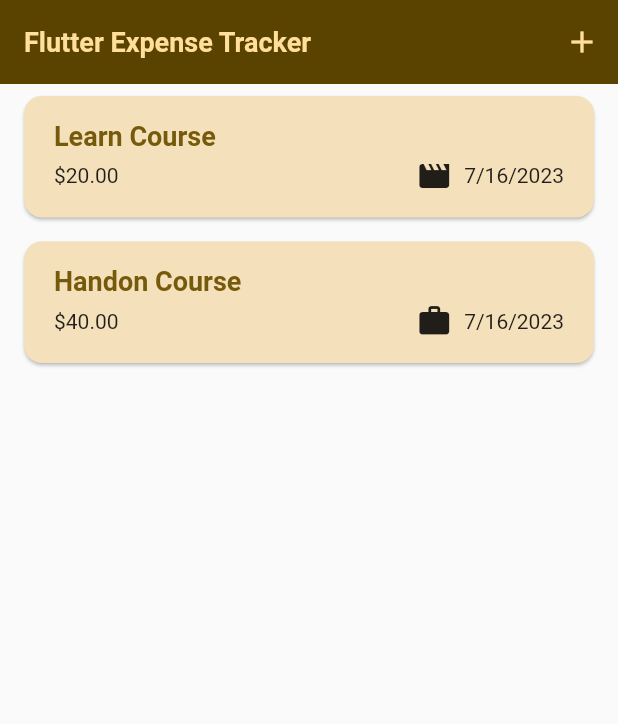
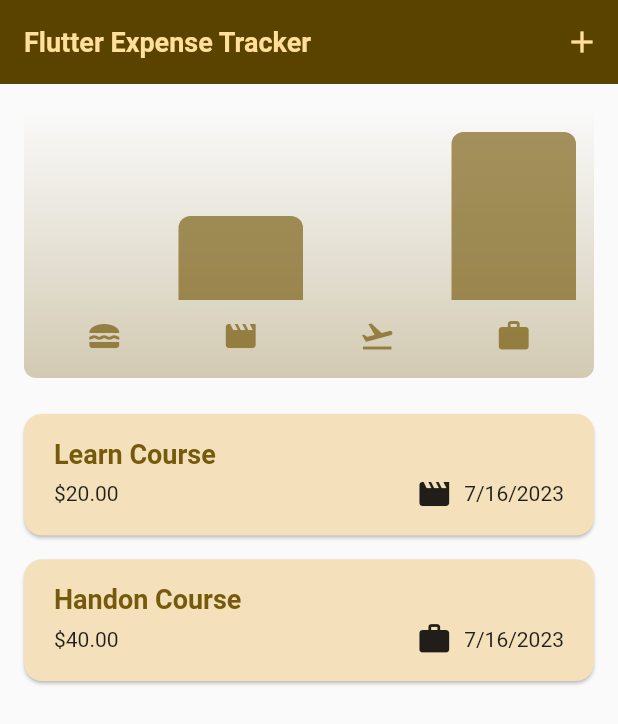
Before and after one commit to congltk1234/LearnFlutter, a Flutter app: the screen it shows after launch, on a phone screen of 412 x 824 dp. Shown: the top 724 px of the screen. Run offline on Flutter 3.47's test engine with Material 2 defaults, Android fonts, the phone set to English and light mode, and no system bars; our stand-ins replace google_fonts.

Commit message:
Add Dynamic Chart

```diff
--- /dev/null
+++ b/expense_tracker/lib/widgets/chart/chart.dart
@@ -0,0 +1,95 @@
+import 'package:flutter/material.dart';
+
+import 'package:expense_tracker/widgets/chart/chart_bar.dart';
+import 'package:expense_tracker/models/expense.dart';
+
+class Chart extends StatelessWidget {
+  const Chart({super.key, required this.expenses});
+
+  final List<Expense> expenses;
+
+  List<ExpenseBucket> get buckets {
+    return [
+      ExpenseBucket.forCategory(expenses, Category.food),
+      ExpenseBucket.forCategory(expenses, Category.leisure),
+      ExpenseBucket.forCategory(expenses, Category.travel),
+      ExpenseBucket.forCategory(expenses, Category.work),
+    ];
+  }
+
+  double get maxTotalExpense {
+    double maxTotalExpense = 0;
+
+    for (final bucket in buckets) {
+      if (bucket.totalExpenses > maxTotalExpense) {
+        maxTotalExpense = bucket.totalExpenses;
+      }
+    }
+
+    return maxTotalExpense;
+  }
+
+  @override
+  Widget build(BuildContext context) {
+    final isDarkMode =
+        MediaQuery.of(context).platformBrightness == Brightness.dark;
+    return Container(
+      margin: const EdgeInsets.all(16),
+      padding: const EdgeInsets.symmetric(
+        vertical: 16,
+        horizontal: 8,
+      ),
+      width: double.infinity,
+      height: 180,
+      decoration: BoxDecoration(
+        borderRadius: BorderRadius.circular(8),
+        gradient: LinearGradient(
+          colors: [
+            Theme.of(context).colorScheme.primary.withOpacity(0.3),
+            Theme.of(context).colorScheme.primary.withOpacity(0.0)
+          ],
+          begin: Alignment.bottomCenter,
+          end: Alignment.topCenter,
+        ),
+      ),
+      child: Column(
+        children: [
+          Expanded(
+            child: Row(
+              crossAxisAlignment: CrossAxisAlignment.end,
+              children: [
+                for (final bucket in buckets) // alternative to map()
+                  ChartBar(
+                    fill: bucket.totalExpenses == 0
+                        ? 0
+                        : bucket.totalExpenses / maxTotalExpense,
+                  )
+              ],
+            ),
+          ),
+          const SizedBox(height: 12),
+          Row(
+            children: buckets
+                .map(
+                  (bucket) => Expanded(
+                    child: Padding(
+                      padding: const EdgeInsets.symmetric(horizontal: 4),
+                      child: Icon(
+                        categoryIcons[bucket.category],
+                        color: isDarkMode
+                            ? Theme.of(context).colorScheme.secondary
+                            : Theme.of(context)
+                                .colorScheme
+                                .primary
+                                .withOpacity(0.7),
+                      ),
+                    ),
+                  ),
+                )
+                .toList(),
+          )
+        ],
+      ),
+    );
+  }
+}
--- /dev/null
+++ b/expense_tracker/lib/widgets/chart/chart_bar.dart
@@ -0,0 +1,34 @@
+import 'package:flutter/material.dart';
+
+class ChartBar extends StatelessWidget {
+  const ChartBar({
+    super.key,
+    required this.fill,
+  });
+
+  final double fill;
+
+  @override
+  Widget build(BuildContext context) {
+    final isDarkMode =
+        MediaQuery.of(context).platformBrightness == Brightness.dark;
+    return Expanded(
+      child: Padding(
+        padding: const EdgeInsets.symmetric(horizontal: 4),
+        child: FractionallySizedBox(
+          heightFactor: fill,
+          child: DecoratedBox(
+            decoration: BoxDecoration(
+              shape: BoxShape.rectangle,
+              borderRadius:
+                  const BorderRadius.vertical(top: Radius.circular(8)),
+              color: isDarkMode
+                  ? Theme.of(context).colorScheme.secondary
+                  : Theme.of(context).colorScheme.primary.withOpacity(0.65),
+            ),
+          ),
+        ),
+      ),
+    );
+  }
+}
--- a/expense_tracker/lib/widgets/expenses.dart
+++ b/expense_tracker/lib/widgets/expenses.dart
@@ -1,6 +1,7 @@
 import 'package:expense_tracker/data/data.dart';
 import 'package:expense_tracker/models/expense.dart';
 import 'package:expense_tracker/widgets/add_expense.dart';
+import 'package:expense_tracker/widgets/chart/chart.dart';
 import 'package:expense_tracker/widgets/expenses_list/expenses_list.dart';
 import 'package:flutter/material.dart';
 
@@ -73,6 +74,7 @@ class _ExpensesState extends State<Expenses> {
       ),
       body: Column(
         children: [
+          Chart(expenses: registeredExpenses),
           Expanded(child: mainContent),
           // Text(_registeredExpenses[0].date as String),
         ],
```
